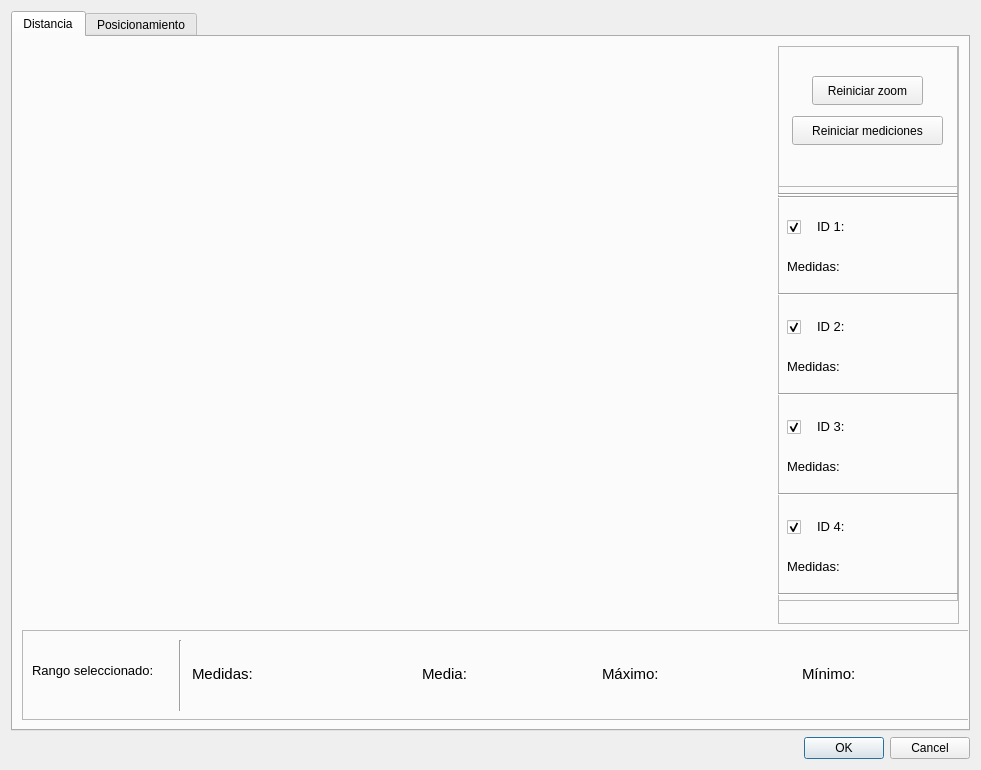
AntonioRuizR/UCO-DWM-1001, file src/dialog_graph_history.ui: the form before one commit.
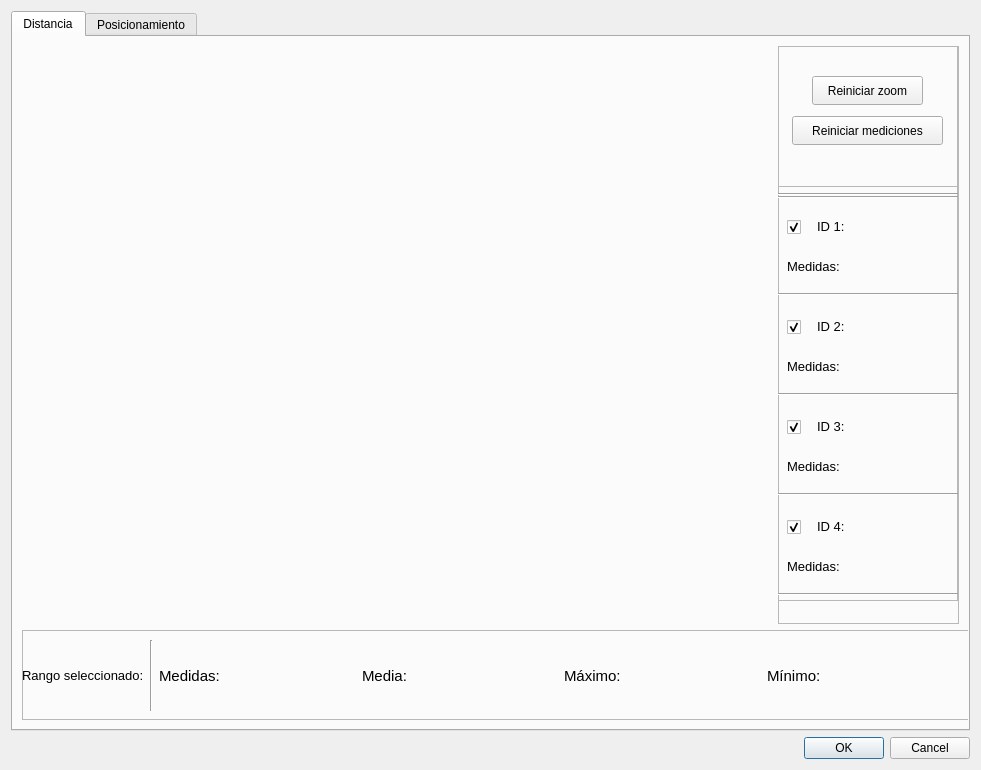
The form after the commit. The open tabs and pages were chosen to show the change. Custom widgets are drawn as their Qt base class.

```diff
--- a/src/dialog_graph_history.ui
+++ b/src/dialog_graph_history.ui
@@ -490,65 +490,18 @@
          <property name="frameShadow">
           <enum>QFrame::Raised</enum>
          </property>
-         <widget class="QLabel" name="label_9">
+         <widget class="QWidget" name="layoutWidget">
           <property name="geometry">
            <rect>
-            <x>470</x>
-            <y>33</y>
-            <width>71</width>
-            <height>21</height>
-           </rect>
-          </property>
-          <property name="font">
-           <font>
-            <pointsize>11</pointsize>
-            <bold>true</bold>
-           </font>
-          </property>
-          <property name="text">
-           <string/>
-          </property>
-         </widget>
-         <widget class="QLabel" name="label_10">
-          <property name="geometry">
-           <rect>
-            <x>400</x>
-            <y>33</y>
-            <width>61</width>
-            <height>21</height>
-           </rect>
-          </property>
-          <property name="font">
-           <font>
-            <pointsize>11</pointsize>
-           </font>
-          </property>
-          <property name="text">
-           <string>Media:</string>
-          </property>
-         </widget>
-         <widget class="Line" name="line_7">
-          <property name="geometry">
-           <rect>
-            <x>150</x>
+            <x>0</x>
             <y>10</y>
-            <width>16</width>
+            <width>941</width>
             <height>71</height>
            </rect>
           </property>
-          <property name="orientation">
-           <enum>Qt::Vertical</enum>
-          </property>
-         </widget>
+          <layout class="QHBoxLayout" name="horizontalLayout_2">
+           <item>
          <widget class="QLabel" name="label_11">
-          <property name="geometry">
-           <rect>
-            <x>10</x>
-            <y>10</y>
-            <width>141</width>
-            <height>61</height>
-           </rect>
-          </property>
           <property name="font">
            <font>
             <pointsize>10</pointsize>
@@ -561,18 +514,31 @@
            <bool>true</bool>
           </property>
          </widget>
-         <widget class="QLabel" name="label_12">
-          <property name="geometry">
-           <rect>
-            <x>660</x>
-            <y>33</y>
-            <width>71</width>
-            <height>21</height>
-           </rect>
-          </property>
+           </item>
+           <item>
+            <widget class="Line" name="line_7">
+             <property name="orientation">
+              <enum>Qt::Vertical</enum>
+             </property>
+            </widget>
+           </item>
+           <item>
+            <widget class="QLabel" name="label_17">
           <property name="font">
            <font>
             <pointsize>11</pointsize>
+              </font>
+             </property>
+             <property name="text">
+              <string>Medidas:</string>
+             </property>
+            </widget>
+           </item>
+           <item>
+            <widget class="QLabel" name="label_16">
+             <property name="font">
+              <font>
+               <pointsize>11</pointsize>
             <bold>true</bold>
            </font>
           </property>
@@ -580,15 +546,34 @@
            <string/>
           </property>
          </widget>
+           </item>
+           <item>
+            <widget class="QLabel" name="label_10">
+             <property name="font">
+              <font>
+               <pointsize>11</pointsize>
+              </font>
+             </property>
+             <property name="text">
+              <string>Media:</string>
+             </property>
+            </widget>
+           </item>
+           <item>
+            <widget class="QLabel" name="label_9">
+             <property name="font">
+              <font>
+               <pointsize>11</pointsize>
+               <bold>true</bold>
+              </font>
+             </property>
+             <property name="text">
+              <string/>
+             </property>
+            </widget>
+           </item>
+           <item>
          <widget class="QLabel" name="label_13">
-          <property name="geometry">
-           <rect>
-            <x>580</x>
-            <y>33</y>
-            <width>71</width>
-            <height>21</height>
-           </rect>
-          </property>
           <property name="font">
            <font>
             <pointsize>11</pointsize>
@@ -598,15 +583,9 @@
            <string>Máximo:</string>
           </property>
          </widget>
-         <widget class="QLabel" name="label_14">
-          <property name="geometry">
-           <rect>
-            <x>860</x>
-            <y>33</y>
-            <width>71</width>
-            <height>21</height>
-           </rect>
-          </property>
+           </item>
+           <item>
+            <widget class="QLabel" name="label_12">
           <property name="font">
            <font>
             <pointsize>11</pointsize>
@@ -617,15 +596,9 @@
            <string/>
           </property>
          </widget>
+           </item>
+           <item>
          <widget class="QLabel" name="label_15">
-          <property name="geometry">
-           <rect>
-            <x>780</x>
-            <y>33</y>
-            <width>71</width>
-            <height>21</height>
-           </rect>
-          </property>
           <property name="font">
            <font>
             <pointsize>11</pointsize>
@@ -635,15 +608,9 @@
            <string>Mínimo:</string>
           </property>
          </widget>
-         <widget class="QLabel" name="label_16">
-          <property name="geometry">
-           <rect>
-            <x>280</x>
-            <y>33</y>
-            <width>71</width>
-            <height>21</height>
-           </rect>
-          </property>
+           </item>
+           <item>
+            <widget class="QLabel" name="label_14">
           <property name="font">
            <font>
             <pointsize>11</pointsize>
@@ -654,23 +621,8 @@
            <string/>
           </property>
          </widget>
-         <widget class="QLabel" name="label_17">
-          <property name="geometry">
-           <rect>
-            <x>170</x>
-            <y>33</y>
-            <width>101</width>
-            <height>21</height>
-           </rect>
-          </property>
-          <property name="font">
-           <font>
-            <pointsize>11</pointsize>
-           </font>
-          </property>
-          <property name="text">
-           <string>Medidas:</string>
-          </property>
+           </item>
+          </layout>
          </widget>
         </widget>
        </item>
```
Left out of the diff: 2 changed lines with no effect on the pictures. Lines whose indentation alone changed are shown as unchanged.
